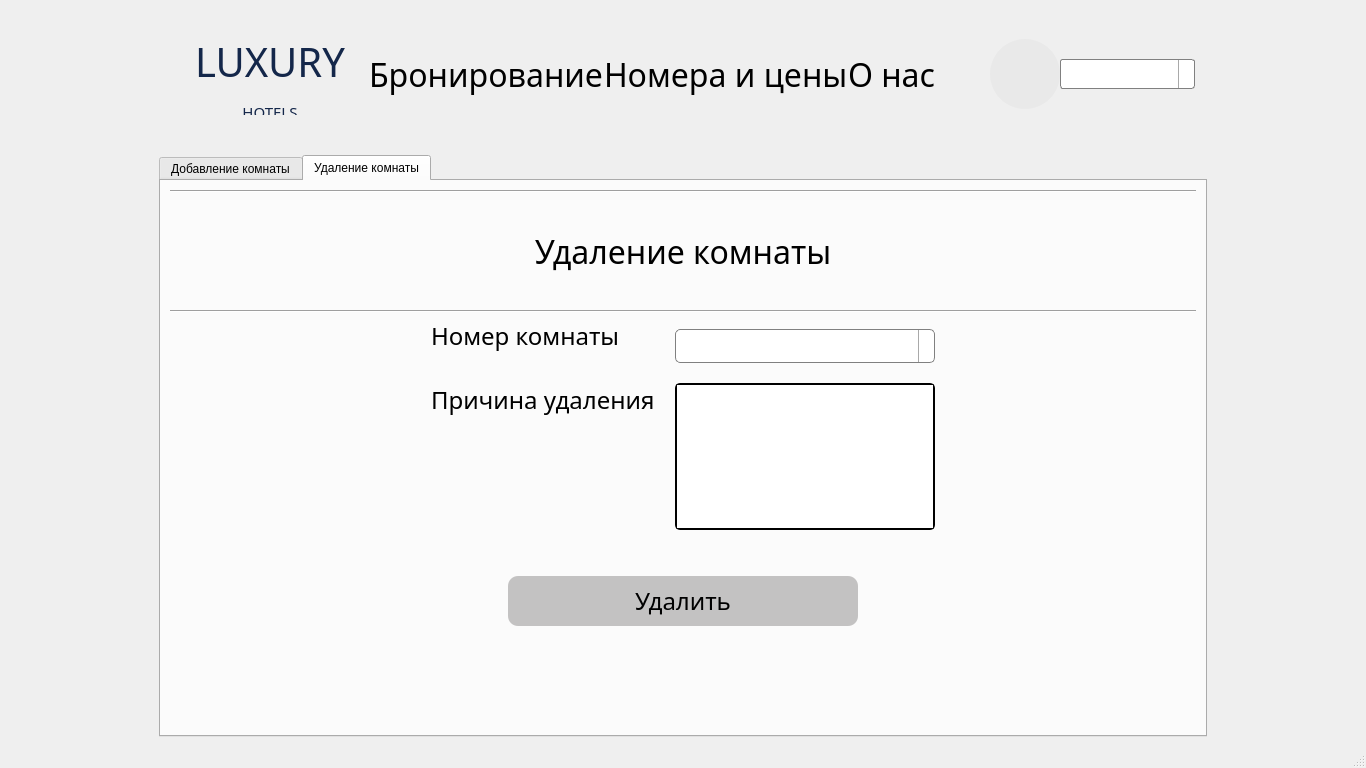
First picture: the form in src/homepage.ui, repository Ruha24/HotelQt, before the edit.
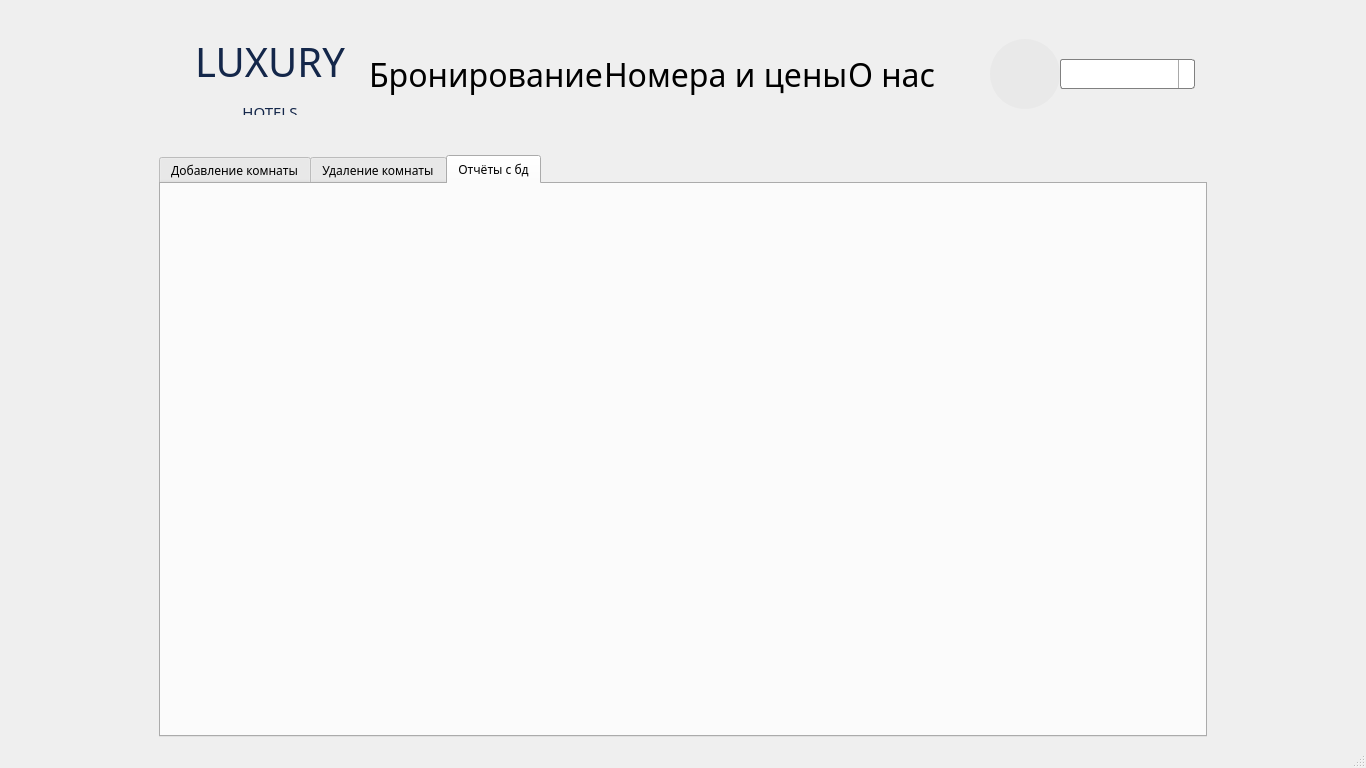
Second picture: the form after the edit. Icons and pictures are not drawn.

```diff
--- a/src/homepage.ui
+++ b/src/homepage.ui
@@ -22,6 +22,11 @@
     <height>1080</height>
    </size>
   </property>
+  <property name="font">
+   <font>
+    <family>Montserrat</family>
+   </font>
+  </property>
   <property name="windowTitle">
    <string>HomePage</string>
   </property>
@@ -3193,8 +3198,13 @@
               </property>
               <item>
                <widget class="QTabWidget" name="tabWidget">
+                <property name="font">
+                 <font>
+                  <family>Montserrat</family>
+                 </font>
+                </property>
                 <property name="currentIndex">
-                 <number>1</number>
+                 <number>2</number>
                 </property>
                 <widget class="QWidget" name="widget">
                  <property name="styleSheet">
@@ -3960,6 +3970,16 @@
                   </item>
                  </layout>
                 </widget>
+                <widget class="QWidget" name="tab_2">
+                 <attribute name="title">
+                  <string>Отчёты с бд</string>
+                 </attribute>
+                 <layout class="QGridLayout" name="gridLayout_17">
+                  <item row="0" column="0">
+                   <layout class="QVBoxLayout" name="verticalLayout_25"/>
+                  </item>
+                 </layout>
+                </widget>
                </widget>
               </item>
              </layout>
```
Left out of the diff: 12 changed lines with no effect on the pictures.
